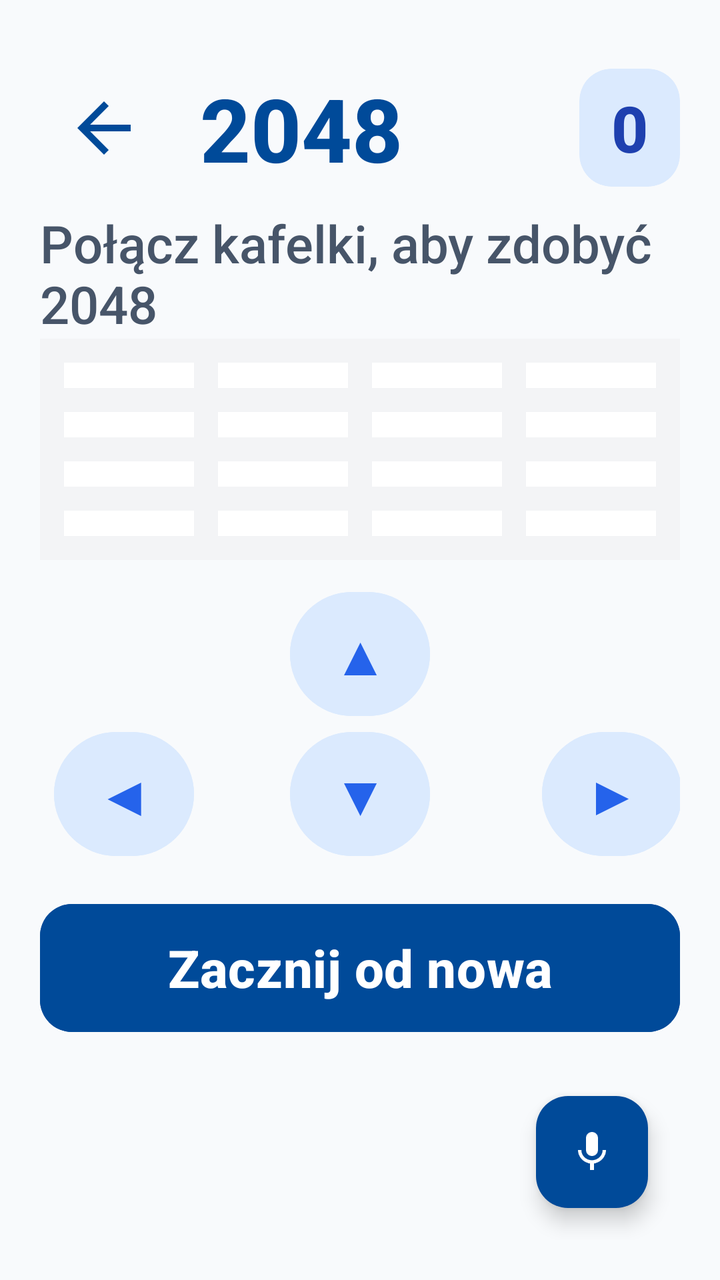
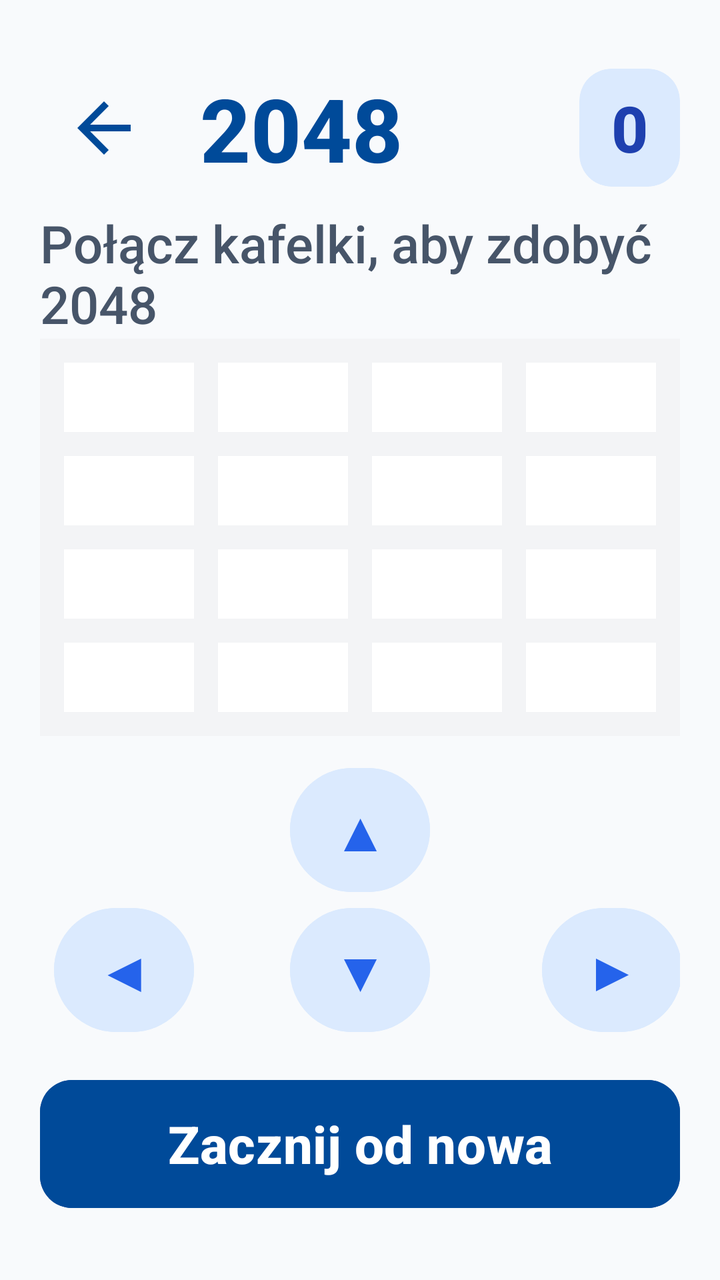

Compare the two renders of this Android layout. The source of the first and the diff that turns it into the second are given below.
<!-- AndroidManifest.xml: application theme Theme.Fitnessapp -->
<!-- res/layout/activity_game2048.xml -->
<?xml version="1.0" encoding="utf-8"?>
<LinearLayout xmlns:android="http://schemas.android.com/apk/res/android"
    xmlns:app="http://schemas.android.com/apk/res-auto"
    android:layout_width="match_parent"
    android:layout_height="match_parent"
    android:orientation="vertical"
    android:padding="20dp">

    <LinearLayout
        android:layout_width="match_parent"
        android:layout_height="wrap_content"
        android:orientation="horizontal"
        android:gravity="center_vertical"
        android:paddingTop="12dp">

        <ImageButton
            android:id="@+id/btn_back"
            android:layout_width="64dp"
            android:layout_height="64dp"
            android:background="?android:attr/selectableItemBackgroundBorderless"
            android:src="@drawable/ic_back"
            app:tint="#004A99"
            android:scaleType="fitCenter"
            android:padding="12dp"
            android:contentDescription="Wstecz" />

        <TextView
            android:layout_width="0dp"
            android:layout_height="wrap_content"
            android:layout_weight="1"
            android:text="2048"
            android:textColor="#004A99"
            android:textSize="44sp"
            android:textStyle="bold"
            android:layout_marginStart="16dp" />

        <androidx.cardview.widget.CardView
            android:layout_width="wrap_content"
            android:layout_height="wrap_content"
            app:cardCornerRadius="16dp"
            app:cardElevation="0dp"
            app:cardBackgroundColor="#DBEAFE">
            <TextView
                android:id="@+id/tv_score"
                android:layout_width="wrap_content"
                android:layout_height="wrap_content"
                android:paddingHorizontal="16dp"
                android:paddingVertical="8dp"
                android:text="0"
                android:textColor="#1E40AF"
                android:textSize="32sp"
                android:textStyle="bold" />
        </androidx.cardview.widget.CardView>
    </LinearLayout>

    <TextView
        android:layout_width="wrap_content"
        android:layout_height="wrap_content"
        android:layout_marginTop="8dp"
        android:text="Połącz kafelki, aby zdobyć 2048"
        android:textColor="#475569"
        android:textSize="26sp"
        android:fontFamily="sans-serif-medium" />

    <TableLayout
        android:id="@+id/grid_table"
        android:layout_width="320dp"
        android:layout_height="0dp"
        android:layout_weight="1"
        android:layout_gravity="center_horizontal"
        android:background="@color/light_gray_bg"
        android:padding="6dp"
        android:shrinkColumns="*"
        android:stretchColumns="*">

        <TableRow android:layout_weight="1">
            <TextView android:id="@+id/cell_00" style="@style/GameCell" />
            <TextView android:id="@+id/cell_01" style="@style/GameCell" />
            <TextView android:id="@+id/cell_02" style="@style/GameCell" />
            <TextView android:id="@+id/cell_03" style="@style/GameCell" />
        </TableRow>
        <TableRow android:layout_weight="1">
            <TextView android:id="@+id/cell_10" style="@style/GameCell" />
            <TextView android:id="@+id/cell_11" style="@style/GameCell" />
            <TextView android:id="@+id/cell_12" style="@style/GameCell" />
            <TextView android:id="@+id/cell_13" style="@style/GameCell" />
        </TableRow>
        <TableRow android:layout_weight="1">
            <TextView android:id="@+id/cell_20" style="@style/GameCell" />
            <TextView android:id="@+id/cell_21" style="@style/GameCell" />
            <TextView android:id="@+id/cell_22" style="@style/GameCell" />
            <TextView android:id="@+id/cell_23" style="@style/GameCell" />
        </TableRow>
        <TableRow android:layout_weight="1">
            <TextView android:id="@+id/cell_30" style="@style/GameCell" />
            <TextView android:id="@+id/cell_31" style="@style/GameCell" />
            <TextView android:id="@+id/cell_32" style="@style/GameCell" />
            <TextView android:id="@+id/cell_33" style="@style/GameCell" />
        </TableRow>
    </TableLayout>

    <LinearLayout
        android:layout_width="match_parent"
        android:layout_height="wrap_content"
        android:orientation="horizontal"
        android:gravity="center"
        android:layout_marginTop="12dp">

        <Button
            android:id="@+id/btn_up"
            android:layout_width="70dp"
            android:layout_height="70dp"
            android:text="▲"
            android:textSize="28sp"
            android:backgroundTint="@color/light_blue_bg"
            android:textColor="@color/blue_primary" />

    </LinearLayout>

    <LinearLayout
        android:layout_width="match_parent"
        android:layout_height="wrap_content"
        android:orientation="horizontal"
        android:gravity="center">

        <Button
            android:id="@+id/btn_left"
            style="?android:attr/buttonBarButtonStyle"
            android:layout_width="70dp"
            android:layout_height="70dp"
            android:text="◀"
            android:textSize="28sp"
            android:backgroundTint="@color/light_blue_bg"
            android:textColor="@color/blue_primary" />

        <Button
            android:id="@+id/btn_down"
            style="?android:attr/buttonBarButtonStyle"
            android:layout_width="70dp"
            android:layout_height="70dp"
            android:layout_marginStart="48dp"
            android:layout_marginEnd="48dp"
            android:text="▼"
            android:textSize="28sp"
            android:backgroundTint="@color/light_blue_bg"
            android:textColor="@color/blue_primary" />

        <Button
            android:id="@+id/btn_right"
            style="?android:attr/buttonBarButtonStyle"
            android:layout_width="70dp"
            android:layout_height="70dp"
            android:text="▶"
            android:textSize="28sp"
            android:backgroundTint="@color/light_blue_bg"
            android:textColor="@color/blue_primary" />

    </LinearLayout>

    <Button
        android:id="@+id/btn_restart"
        android:layout_width="match_parent"
        android:layout_height="72dp"
        android:layout_marginTop="16dp"
        android:layout_marginBottom="12dp"
        android:backgroundTint="#004A99"
        android:text="Zacznij od nowa"
        android:textColor="@color/white"
        android:textSize="26sp"
        android:textStyle="bold"
        android:textAllCaps="false"
        app:cornerRadius="16dp" />

    <com.google.android.material.floatingactionbutton.FloatingActionButton
        android:id="@+id/fab_mic"
        android:layout_width="wrap_content"
        android:layout_height="wrap_content"
        android:layout_gravity="end"
        android:layout_margin="16dp"
        android:src="@drawable/ic_mic"
        android:contentDescription="Włącz mikrofon"
        app:tint="@color/white"
        app:backgroundTint="#004A99"
        app:fabSize="normal" />

</LinearLayout>
<!-- resources referenced by this layout -->
<resources>
  <color name="blue_primary">#2563EB</color>
  <color name="light_blue_bg">#DBEAFE</color>
  <color name="light_gray_bg">#F3F4F6</color>
  <color name="white">#FFFFFFFF</color>
  <!-- drawable ic_back (drawable) -->
  <vector xmlns:android="http://schemas.android.com/apk/res/android"
      android:width="24dp"
      android:height="24dp"
      android:viewportWidth="24"
      android:viewportHeight="24">
      <path
          android:fillColor="#000000"
          android:pathData="M20,11H7.83l5.59,-5.59L12,4l-8,8 8,8 1.41,-1.41L7.83,13H20v-2z"/>
  </vector>
  <!-- drawable ic_mic (drawable) -->
  <vector xmlns:android="http://schemas.android.com/apk/res/android"
      android:width="24dp"
      android:height="24dp"
      android:viewportWidth="24"
      android:viewportHeight="24">
      <path
          android:fillColor="#1A5DFF"
          android:pathData="M12,14c1.66,0 3,-1.34 3,-3V5c0,-1.66 -1.34,-3 -3,-3S9,3.34 9,5v6C9,12.66 10.34,14 12,14zM17.3,11c0,3 -2.54,5.1 -5.3,5.1S6.7,14 6.7,11H5c0,3.41 2.72,6.23 6,6.72V21h2v-3.28c3.28,-0.49 6,-3.31 6,-6.72H17.3z"/>
  </vector>
  <style name="GameCell">
          <item name="android:layout_width">0dp</item>
          <item name="android:layout_height">match_parent</item>
          <item name="android:layout_weight">1</item>
          <item name="android:layout_margin">6dp</item>
          <item name="android:background">@color/white</item>
          <item name="android:gravity">center</item>
          <item name="android:textSize">32sp</item>
          <item name="android:textStyle">bold</item>
          <item name="android:textColor">@color/black</item>
      </style>
  <style name="Theme.Fitnessapp" parent="Base.Theme.Fitnessapp" />
  <color name="black">#FF000000</color>
  <style name="Base.Theme.Fitnessapp" parent="Theme.Material3.Light.NoActionBar">
          
          <item name="android:fontFamily">sans-serif-medium</item>
          <item name="android:textAllCaps">false</item>
          <item name="android:textColor">#0F172A</item>
          <item name="android:windowBackground">#F8FAFC</item>
      </style>
</resources>

<!-- the commit's change to res/layout/activity_game2048.xml (unified diff, before → after) -->
@@ -171,16 +171,4 @@
         android:textAllCaps="false"
         app:cornerRadius="16dp" />
 
-    <com.google.android.material.floatingactionbutton.FloatingActionButton
-        android:id="@+id/fab_mic"
-        android:layout_width="wrap_content"
-        android:layout_height="wrap_content"
-        android:layout_gravity="end"
-        android:layout_margin="16dp"
-        android:src="@drawable/ic_mic"
-        android:contentDescription="Włącz mikrofon"
-        app:tint="@color/white"
-        app:backgroundTint="#004A99"
-        app:fabSize="normal" />
-
 </LinearLayout>
<!-- resource entries referenced after the edit -->
@@ -13,16 +13,6 @@
       <path
           android:fillColor="#000000"
           android:pathData="M20,11H7.83l5.59,-5.59L12,4l-8,8 8,8 1.41,-1.41L7.83,13H20v-2z"/>
-  </vector>
-  <!-- drawable ic_mic (drawable) -->
-  <vector xmlns:android="http://schemas.android.com/apk/res/android"
-      android:width="24dp"
-      android:height="24dp"
-      android:viewportWidth="24"
-      android:viewportHeight="24">
-      <path
-          android:fillColor="#1A5DFF"
-          android:pathData="M12,14c1.66,0 3,-1.34 3,-3V5c0,-1.66 -1.34,-3 -3,-3S9,3.34 9,5v6C9,12.66 10.34,14 12,14zM17.3,11c0,3 -2.54,5.1 -5.3,5.1S6.7,14 6.7,11H5c0,3.41 2.72,6.23 6,6.72V21h2v-3.28c3.28,-0.49 6,-3.31 6,-6.72H17.3z"/>
   </vector>
   <style name="GameCell">
           <item name="android:layout_width">0dp</item>
